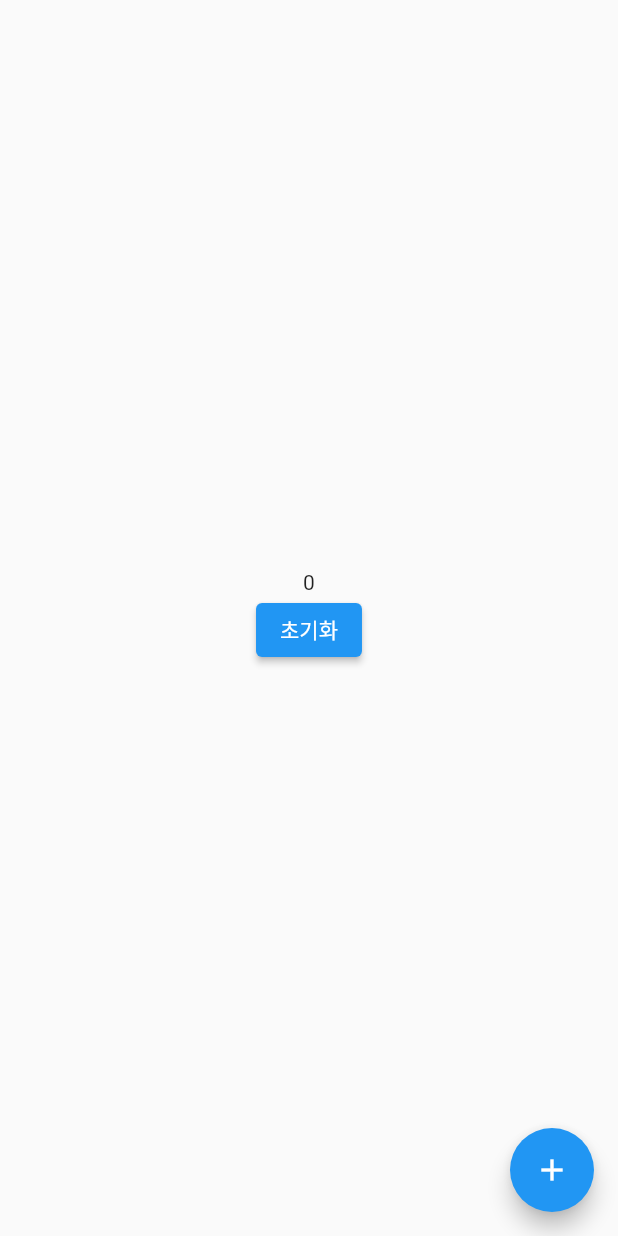
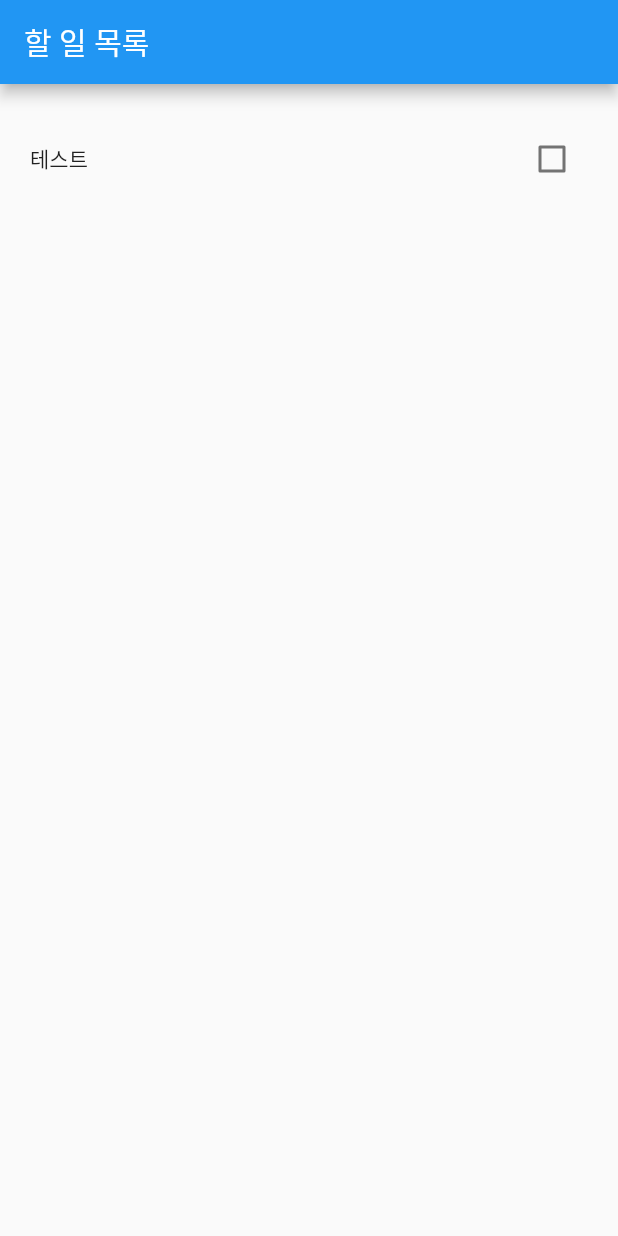
Before and after one commit to UkiDelly/flutter_hook_study, a Flutter app: the screen it shows after launch, on a phone screen of 412 x 824 dp. Run offline on Flutter 3.47's test engine with Material 2 defaults, Android fonts, the phone set to English and light mode, and no system bars; our stand-ins replace flutter_hooks, hooks_riverpod, riverpod_annotation; generated files the repository leaves out were written again.

Commit message:
[ADD] todo 구현
- todo 앱 구현

```diff
--- a/lib/main.dart
+++ b/lib/main.dart
@@ -1,4 +1,5 @@
 import 'package:flutter/material.dart';
+import 'package:flutter_hook/todo/todo_screen.dart';
 import 'package:flutter_hooks/flutter_hooks.dart';
 import 'package:hooks_riverpod/hooks_riverpod.dart';
 
@@ -12,7 +13,7 @@ class MainApp extends StatelessWidget {
   @override
   Widget build(BuildContext context) {
     return const MaterialApp(
-      home: HomeScreen(),
+      home: TodoScreen(),
     );
   }
 }
--- /dev/null
+++ b/lib/todo/todo_screen.dart
@@ -0,0 +1,43 @@
+import 'package:flutter/material.dart';
+import 'package:flutter_hooks/flutter_hooks.dart';
+import 'package:hooks_riverpod/hooks_riverpod.dart';
+
+import 'state/todo_state.dart';
+
+class TodoScreen extends HookWidget {
+  const TodoScreen({super.key});
+  @override
+  Widget build(BuildContext context) {
+    return Scaffold(
+      appBar: AppBar(
+        title: const Text('할 일 목록'),
+      ),
+      body: HookConsumer(
+        builder: (context, ref, child) {
+          final todoList = ref.watch(todoStateProvider);
+
+          return ListView.builder(
+            itemCount: todoList.length,
+            itemBuilder: (context, index) => Container(
+              padding: const EdgeInsets.symmetric(horizontal: 20),
+              width: MediaQuery.of(context).size.width * 0.8,
+              height: 100,
+              child: Row(
+                mainAxisAlignment: MainAxisAlignment.spaceBetween,
+                children: [
+                  Text(todoList[index].title),
+                  Checkbox(
+                    value: todoList[index].isDone,
+                    onChanged: (value) {
+                      ref.read(todoStateProvider.notifier).toggleDone(index);
+                    },
+                  ),
+                ],
+              ),
+            ),
+          );
+        },
+      ),
+    );
+  }
+}
```
Also changed, not shown: lib/models/todo_model.dart (added, +20 -0 lines), lib/todo/state/todo_state.dart (added, +40 -0 lines), lib/todo/state/todo_state.g.dart (added).
